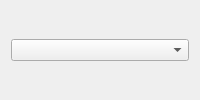
This is src/gui_impl/signal_browser/event_creation_widget.ui in cbrnr/sigviewer as Qt 5 draws it before an edit. The edited form follows.
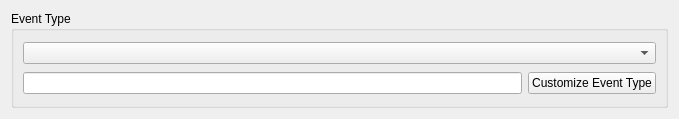
This is the edited form.

Patch:
```diff
--- a/src/gui_impl/signal_browser/event_creation_widget.ui
+++ b/src/gui_impl/signal_browser/event_creation_widget.ui
@@ -2,12 +2,39 @@
 <ui version="4.0">
  <class>EventCreationWidget</class>
  <widget class="QWidget" name="EventCreationWidget">
+  <property name="geometry">
+   <rect>
+    <x>0</x>
+    <y>0</y>
+    <width>679</width>
+    <height>119</height>
+   </rect>
+  </property>
   <property name="windowTitle">
    <string>Form</string>
   </property>
-  <layout class="QHBoxLayout" name="horizontalLayout">
-   <item>
-    <widget class="QComboBox" name="type_combobox_"/>
+  <layout class="QGridLayout" name="gridLayout">
+   <item row="0" column="0">
+    <widget class="QGroupBox" name="groupBox">
+     <property name="title">
+      <string>Event Type</string>
+     </property>
+     <layout class="QGridLayout" name="gridLayout_2">
+      <item row="1" column="0">
+       <widget class="QLineEdit" name="lineEdit"/>
+      </item>
+      <item row="1" column="1">
+       <widget class="QPushButton" name="pushButton">
+        <property name="text">
+         <string>Customize Event Type</string>
+        </property>
+       </widget>
+      </item>
+      <item row="0" column="0" colspan="2">
+       <widget class="QComboBox" name="type_combobox_"/>
+      </item>
+     </layout>
+    </widget>
    </item>
   </layout>
  </widget>
```
